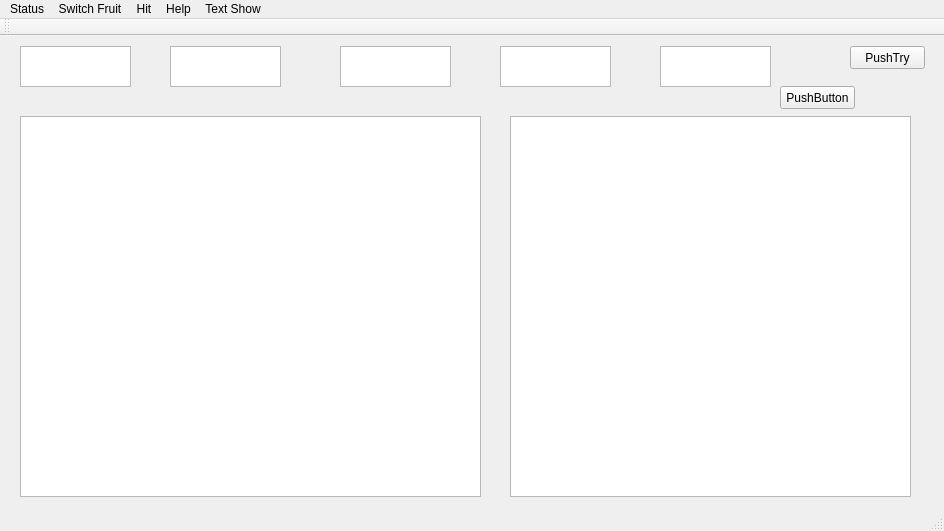
HanShanGit/peracd-demo, file mainwindow.ui: the form before one commit.
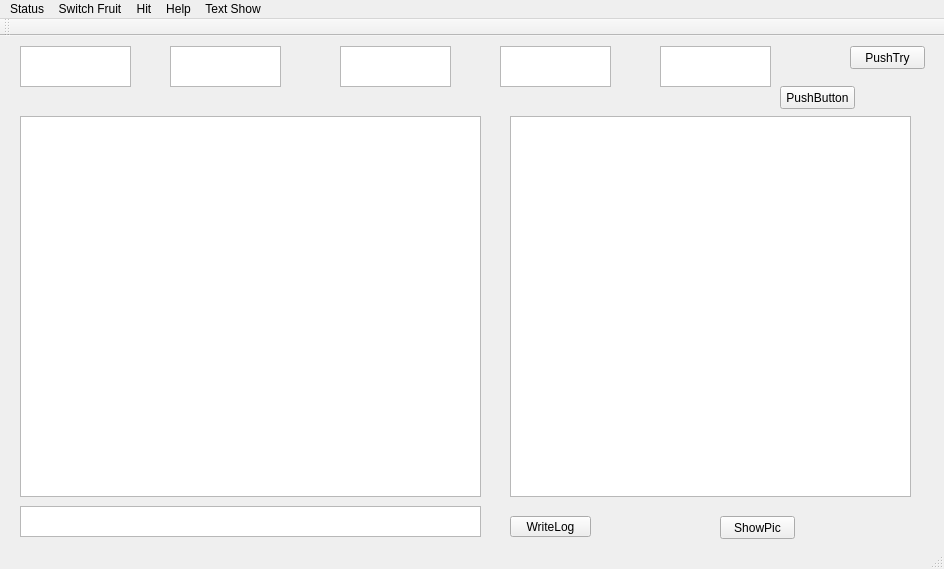
The form after the commit.

```diff
--- a/mainwindow.ui
+++ b/mainwindow.ui
@@ -7,7 +7,7 @@
     <x>0</x>
     <y>0</y>
     <width>944</width>
-    <height>531</height>
+    <height>569</height>
    </rect>
   </property>
   <property name="windowTitle">
@@ -117,6 +117,42 @@
      <string>PushButton</string>
     </property>
    </widget>
+   <widget class="QTextEdit" name="textEdit">
+    <property name="geometry">
+     <rect>
+      <x>20</x>
+      <y>470</y>
+      <width>461</width>
+      <height>31</height>
+     </rect>
+    </property>
+   </widget>
+   <widget class="QPushButton" name="textLogBtn">
+    <property name="geometry">
+     <rect>
+      <x>510</x>
+      <y>480</y>
+      <width>81</width>
+      <height>21</height>
+     </rect>
+    </property>
+    <property name="text">
+     <string>WriteLog</string>
+    </property>
+   </widget>
+   <widget class="QPushButton" name="picBtn">
+    <property name="geometry">
+     <rect>
+      <x>720</x>
+      <y>480</y>
+      <width>75</width>
+      <height>23</height>
+     </rect>
+    </property>
+    <property name="text">
+     <string>ShowPic</string>
+    </property>
+   </widget>
   </widget>
   <widget class="QMenuBar" name="menuBar">
    <property name="geometry">
```
